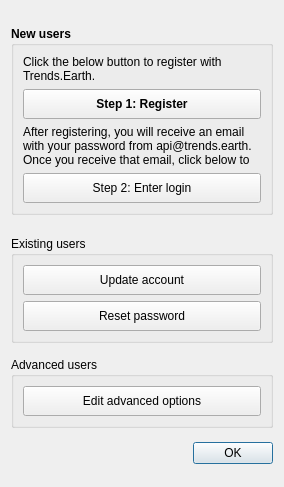
Qt form LDMP/gui/DlgSettings.ui (ConservationInternational/trends.earth) before a commit.
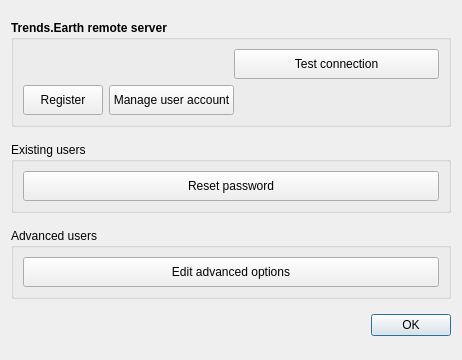
The same form after that commit. Custom widgets are drawn as their Qt base class.

Commit message: Refactored settings GUI and logic to store credential into QGIS auth infrastructure. Fixes #354 #341

Diff of the .ui file:
```diff
--- a/LDMP/gui/DlgSettings.ui
+++ b/LDMP/gui/DlgSettings.ui
@@ -9,8 +9,8 @@
    <rect>
     <x>0</x>
     <y>0</y>
-    <width>284</width>
-    <height>487</height>
+    <width>462</width>
+    <height>360</height>
    </rect>
   </property>
   <property name="sizePolicy">
@@ -50,39 +50,13 @@
       </font>
      </property>
      <property name="title">
-      <string>New users</string>
+      <string>Trends.Earth remote server</string>
      </property>
      <layout class="QVBoxLayout" name="verticalLayout">
       <item>
-       <widget class="QLabel" name="label">
-        <property name="sizePolicy">
-         <sizepolicy hsizetype="Preferred" vsizetype="Preferred">
-          <horstretch>0</horstretch>
-          <verstretch>0</verstretch>
-         </sizepolicy>
-        </property>
-        <property name="maximumSize">
-         <size>
-          <width>16777215</width>
-          <height>16777215</height>
-         </size>
-        </property>
-        <property name="font">
-         <font>
-          <weight>50</weight>
-          <bold>false</bold>
-         </font>
-        </property>
-        <property name="text">
-         <string>Click the below button to register with Trends.Earth.</string>
-        </property>
-        <property name="wordWrap">
-         <bool>true</bool>
-        </property>
-       </widget>
-      </item>
+       <layout class="QHBoxLayout" name="horizontalLayout">
       <item>
-       <widget class="QPushButton" name="pushButton_register">
+         <widget class="QgsAuthConfigSelect" name="authConfigSelect_authentication">
         <property name="sizePolicy">
          <sizepolicy hsizetype="Minimum" vsizetype="Minimum">
           <horstretch>0</horstretch>
@@ -97,35 +71,10 @@
         </property>
         <property name="font">
          <font>
-          <weight>75</weight>
-          <bold>true</bold>
-         </font>
-        </property>
-        <property name="text">
-         <string>Step 1: Register</string>
-        </property>
-       </widget>
-      </item>
-      <item>
-       <widget class="QLabel" name="label_2">
-        <property name="sizePolicy">
-         <sizepolicy hsizetype="Preferred" vsizetype="Preferred">
-          <horstretch>0</horstretch>
-          <verstretch>0</verstretch>
-         </sizepolicy>
-        </property>
-        <property name="font">
-         <font>
           <weight>50</weight>
           <bold>false</bold>
          </font>
         </property>
-        <property name="text">
-         <string>After registering, you will receive an email with your password from api@trends.earth. Once you receive that email, click below to enter that password to login to Trends.Earth.</string>
-        </property>
-        <property name="wordWrap">
-         <bool>true</bool>
-        </property>
        </widget>
       </item>
       <item>
@@ -149,9 +98,78 @@
          </font>
         </property>
         <property name="text">
-         <string>Step 2: Enter login</string>
-        </property>
-       </widget>
+           <string>Test connection</string>
+          </property>
+         </widget>
+        </item>
+       </layout>
+      </item>
+      <item>
+       <layout class="QHBoxLayout" name="horizontalLayout_2">
+        <item>
+         <widget class="QPushButton" name="pushButton_register">
+          <property name="sizePolicy">
+           <sizepolicy hsizetype="Minimum" vsizetype="Minimum">
+            <horstretch>0</horstretch>
+            <verstretch>0</verstretch>
+           </sizepolicy>
+          </property>
+          <property name="minimumSize">
+           <size>
+            <width>0</width>
+            <height>30</height>
+           </size>
+          </property>
+          <property name="font">
+           <font>
+            <weight>50</weight>
+            <bold>false</bold>
+           </font>
+          </property>
+          <property name="text">
+           <string>Register</string>
+          </property>
+         </widget>
+        </item>
+        <item>
+         <widget class="QPushButton" name="pushButton_edit">
+          <property name="sizePolicy">
+           <sizepolicy hsizetype="Minimum" vsizetype="Minimum">
+            <horstretch>0</horstretch>
+            <verstretch>0</verstretch>
+           </sizepolicy>
+          </property>
+          <property name="minimumSize">
+           <size>
+            <width>0</width>
+            <height>30</height>
+           </size>
+          </property>
+          <property name="font">
+           <font>
+            <weight>50</weight>
+            <bold>false</bold>
+           </font>
+          </property>
+          <property name="text">
+           <string>Manage user account</string>
+          </property>
+         </widget>
+        </item>
+        <item>
+         <spacer name="horizontalSpacer">
+          <property name="orientation">
+           <enum>Qt::Horizontal</enum>
+          </property>
+          <property name="sizeHint" stdset="0">
+           <size>
+            <width>40</width>
+            <height>20</height>
+           </size>
+          </property>
+         </spacer>
+        </item>
+       </layout>
       </item>
      </layout>
     </widget>
@@ -174,31 +192,6 @@
       <string>Existing users</string>
      </property>
      <layout class="QVBoxLayout" name="verticalLayout_2">
-      <item>
-       <widget class="QPushButton" name="pushButton_edit">
-        <property name="sizePolicy">
-         <sizepolicy hsizetype="Minimum" vsizetype="Minimum">
-          <horstretch>0</horstretch>
-          <verstretch>0</verstretch>
-         </sizepolicy>
-        </property>
-        <property name="minimumSize">
-         <size>
-          <width>0</width>
-          <height>30</height>
-         </size>
-        </property>
-        <property name="font">
-         <font>
-          <weight>50</weight>
-          <bold>false</bold>
-         </font>
-        </property>
-        <property name="text">
-         <string>Update account</string>
-        </property>
-       </widget>
-      </item>
       <item>
        <widget class="QPushButton" name="pushButton_forgot_pwd">
         <property name="sizePolicy">
@@ -288,6 +281,13 @@
    </item>
   </layout>
  </widget>
+ <customwidgets>
+  <customwidget>
+   <class>QgsAuthConfigSelect</class>
+   <extends>QWidget</extends>
+   <header>qgis.gui</header>
+  </customwidget>
+ </customwidgets>
  <resources/>
  <connections/>
 </ui>
```
Lines whose indentation alone changed are shown as unchanged. The commit also changes 3 other files.
